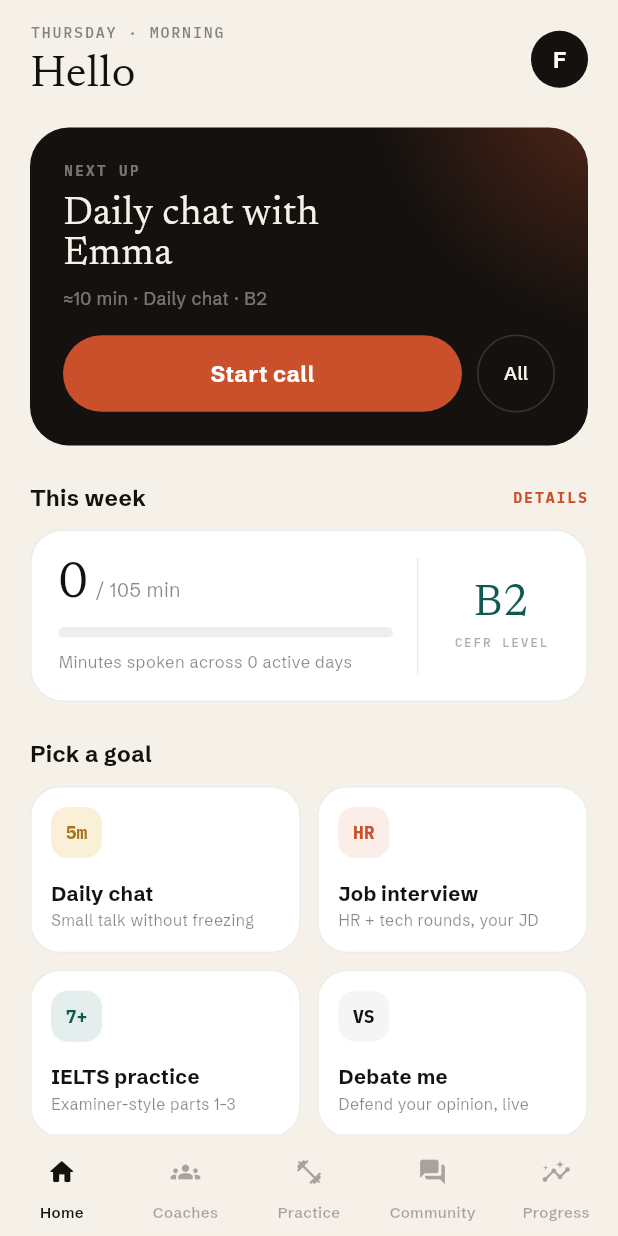
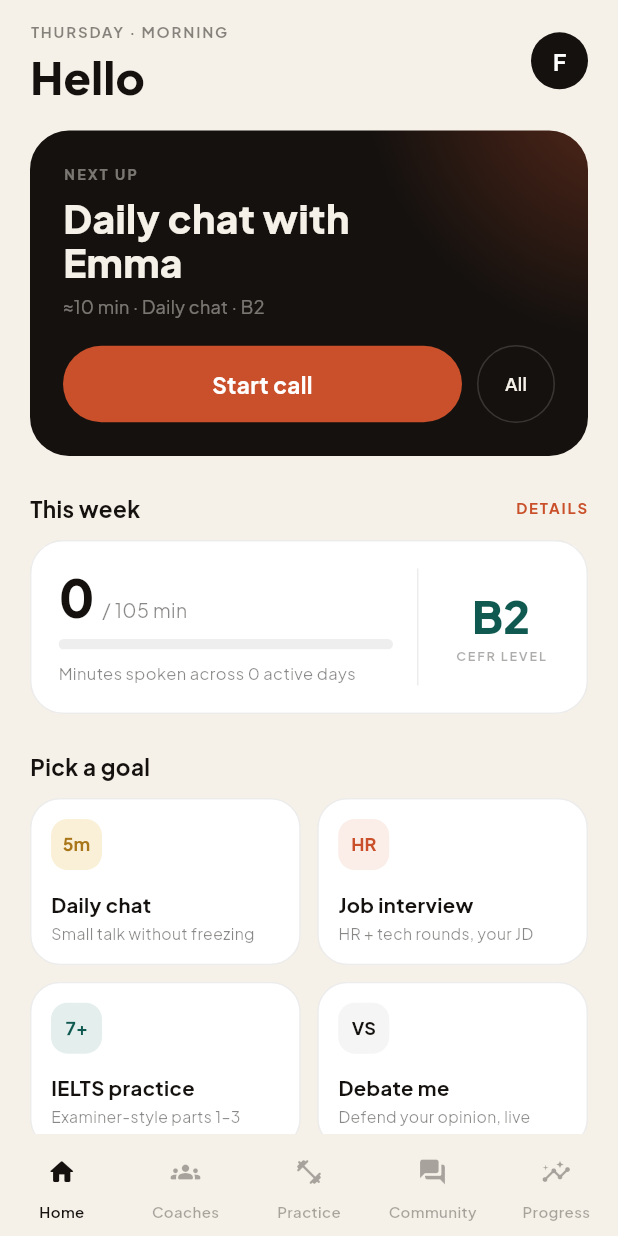
Before and after one commit to SajanBaisil/fluenix, a Flutter app: the screen it shows after launch, on a phone screen of 412 x 824 dp. Run offline on Flutter 3.47's test engine with Material 3 defaults, Android fonts, the phone set to English and light mode, and no system bars; our stand-ins replace flutter_local_notifications, google_fonts, shared_preferences, supabase_flutter, timezone; missing offline and left inert: audio_session, flutter_soloud, record; accounts and stored records are empty; network calls fail.

Commit message:
design: single simple font family (Plus Jakarta Sans) app-wide
Replaces the three-family setup (Newsreader serif display, Schibsted
Grotesk UI, IBM Plex Mono labels) with one friendly geometric sans.
Hierarchy now comes from weight: display roles default to w800, label
roles to w700 tracked caps with tabular figures. Type.display/Type.mono
stay as role names, so no screen needed touching.

Co-Authored-By: Claude Fable 5 <noreply@anthropic.com>

```diff
--- a/app/lib/theme/app_theme.dart
+++ b/app/lib/theme/app_theme.dart
@@ -63,17 +63,18 @@ abstract final class Tokens {
   );
 }
 
-/// The three design families. Display = Newsreader (serif, weight 400,
-/// tight leading), UI = Schibsted Grotesk (theme default), labels/numeric =
-/// IBM Plex Mono (uppercase eyebrows — callers pass uppercased strings).
+/// One family app-wide: Plus Jakarta Sans — simple, friendly, clear
+/// numerals. Hierarchy comes from weight, not from mixing families.
+/// The helper names are roles, not fonts: `display` = big headline/number,
+/// `mono` = small uppercase label (tracked caps + tabular figures).
 abstract final class Type {
   static TextStyle display(
     double size, {
     Color color = Tokens.ink,
-    double height = 1.05,
-    FontWeight weight = FontWeight.w400,
+    double height = 1.1,
+    FontWeight weight = FontWeight.w800,
   }) =>
-      GoogleFonts.newsreader(
+      GoogleFonts.plusJakartaSans(
         fontSize: size,
         height: height,
         color: color,
@@ -83,14 +84,15 @@ abstract final class Type {
   static TextStyle mono(
     double size, {
     Color color = Tokens.ink50,
-    FontWeight weight = FontWeight.w600,
+    FontWeight weight = FontWeight.w700,
     double ls = 1.2,
   }) =>
-      GoogleFonts.ibmPlexMono(
+      GoogleFonts.plusJakartaSans(
         fontSize: size,
         color: color,
         fontWeight: weight,
         letterSpacing: ls,
+        fontFeatures: const [FontFeature.tabularFigures()],
       );
 }
 
@@ -108,7 +110,7 @@ ThemeData buildFluenixTheme() {
     ),
   );
 
-  final text = GoogleFonts.schibstedGroteskTextTheme(base.textTheme).apply(
+  final text = GoogleFonts.plusJakartaSansTextTheme(base.textTheme).apply(
     bodyColor: Tokens.ink,
     displayColor: Tokens.ink,
   );
@@ -137,7 +139,7 @@ ThemeData buildFluenixTheme() {
     ),
     snackBarTheme: SnackBarThemeData(
       backgroundColor: Tokens.ink,
-      contentTextStyle: GoogleFonts.schibstedGrotesk(
+      contentTextStyle: GoogleFonts.plusJakartaSans(
         color: Tokens.cream,
         fontSize: 13,
         fontWeight: FontWeight.w600,
```
